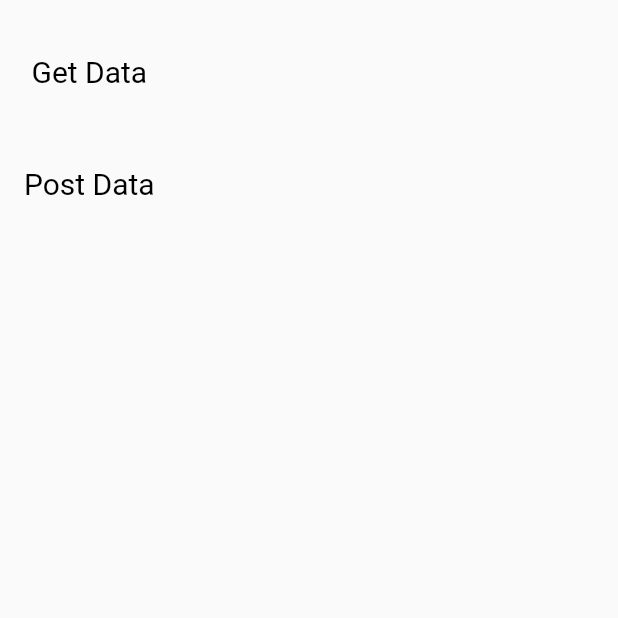
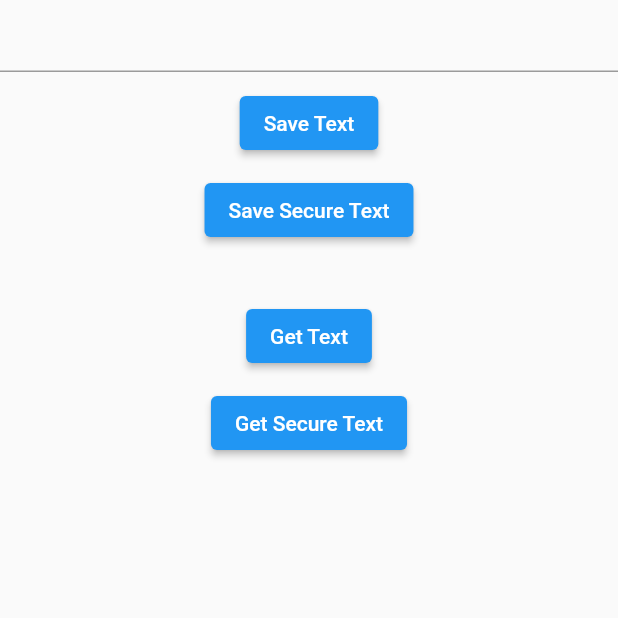
Before and after one commit to fida1989/test_app_sonali, a Flutter app: the screen it shows after launch, on a phone screen of 412 x 824 dp, the top half of it. Run offline on Flutter 3.47's test engine with Material 2 defaults, Android fonts, the light colour scheme and no system bars; our stand-ins replace connectivity_plus, dio, flutter_secure_storage, shared_preferences; missing offline and left inert: dio_logger.

Commit message:
class 10 changes

```diff
--- /dev/null
+++ b/lib/class10/class10_page.dart
@@ -0,0 +1,81 @@
+import 'package:flutter/material.dart';
+import 'package:flutter_secure_storage/flutter_secure_storage.dart';
+import 'package:shared_preferences/shared_preferences.dart';
+
+class Class10Page extends StatefulWidget {
+  const Class10Page({Key? key}) : super(key: key);
+
+  @override
+  _Class10PageState createState() => _Class10PageState();
+}
+
+class _Class10PageState extends State<Class10Page> {
+  String? data = "";
+  final storage = FlutterSecureStorage();
+
+  @override
+  Widget build(BuildContext context) {
+    return Scaffold(
+      body: SafeArea(
+        child: Column(
+          children: [
+            TextField(
+              onChanged: (value) {
+                data = value;
+              },
+            ),
+            const SizedBox(
+              height: 10,
+            ),
+            ElevatedButton(
+              onPressed: () async {
+                SharedPreferences prefs = await SharedPreferences.getInstance();
+                await prefs.setString("my_key", data!);
+                debugPrint("data saved");
+              },
+              child: const Text("Save Text"),
+            ),
+            const SizedBox(
+              height: 10,
+            ),
+            ElevatedButton(
+              onPressed: () async {
+                await storage.write(key: "my_key", value: data!);
+                debugPrint("secure data saved");
+              },
+              child: const Text("Save Secure Text"),
+            ),
+            const SizedBox(
+              height: 10,
+            ),
+            Text(data!),
+            const SizedBox(
+              height: 10,
+            ),
+            ElevatedButton(
+              onPressed: () async {
+                SharedPreferences prefs = await SharedPreferences.getInstance();
+                setState(() {
+                    data = prefs.getString("my_key");
+                });
+              },
+              child: const Text("Get Text"),
+            ),
+            const SizedBox(
+              height: 10,
+            ),
+            ElevatedButton(
+              onPressed: () async {
+                String? value = await storage.read(key: "my_key");
+                setState(() {
+                    data = value;
+                });
+              },
+              child: const Text("Get Secure Text"),
+            ),
+          ],
+        ),
+      ),
+    );
+  }
+}
--- a/lib/main.dart
+++ b/lib/main.dart
@@ -1,7 +1,5 @@
 import 'package:flutter/material.dart';
-import 'package:test_app_sonali/class8/first_page.dart';
-import 'class8/class8_page.dart';
-import 'class9/class9_page.dart';
+import 'class10/class10_page.dart';
 void main() {
   runApp(const MyApp());
 }
@@ -16,7 +14,7 @@ class MyApp extends StatelessWidget {
         primarySwatch: Colors.blue,
       ),
       debugShowCheckedModeBanner: false,
-      home: const Class9Page(),
+      home: const Class10Page(),
     );
   }
 }
--- a/pubspec.yaml
+++ b/pubspec.yaml
@@ -32,6 +32,8 @@ dependencies:
   connectivity_plus: ^2.0.2
   dio: ^4.0.1
   dio_logger: ^4.0.8+8
+  shared_preferences: ^2.0.8
+  flutter_secure_storage: ^4.2.1
 
 
 dev_dependencies:
```
Also changed, not shown: pubspec.lock, 1 other file.
